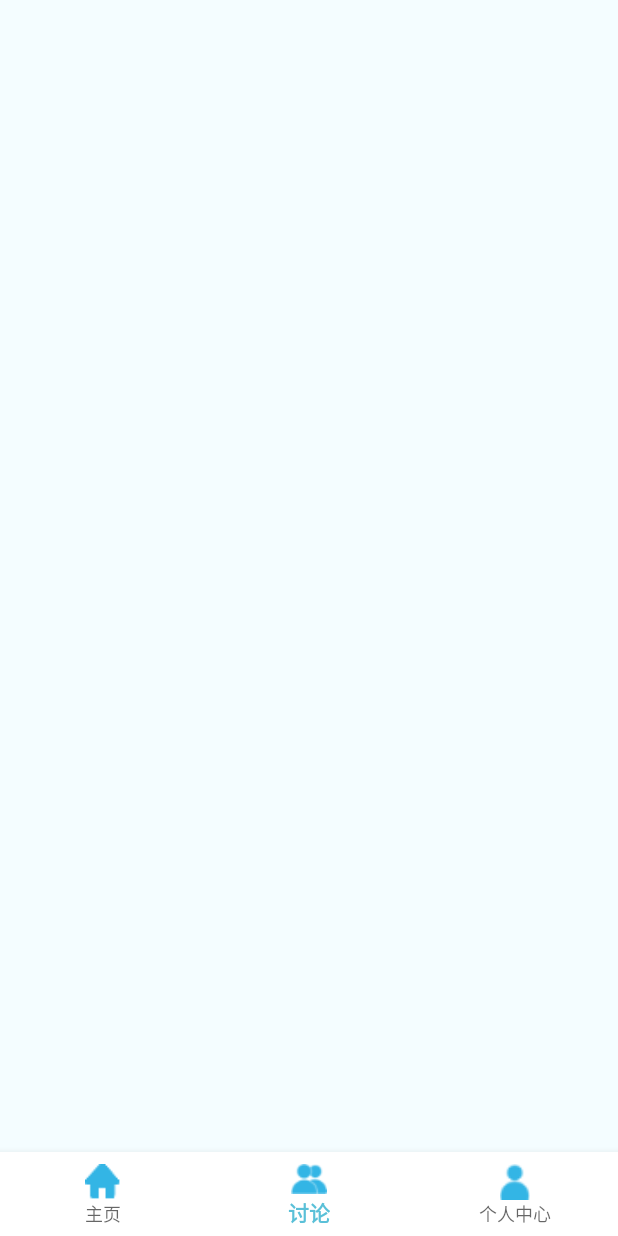
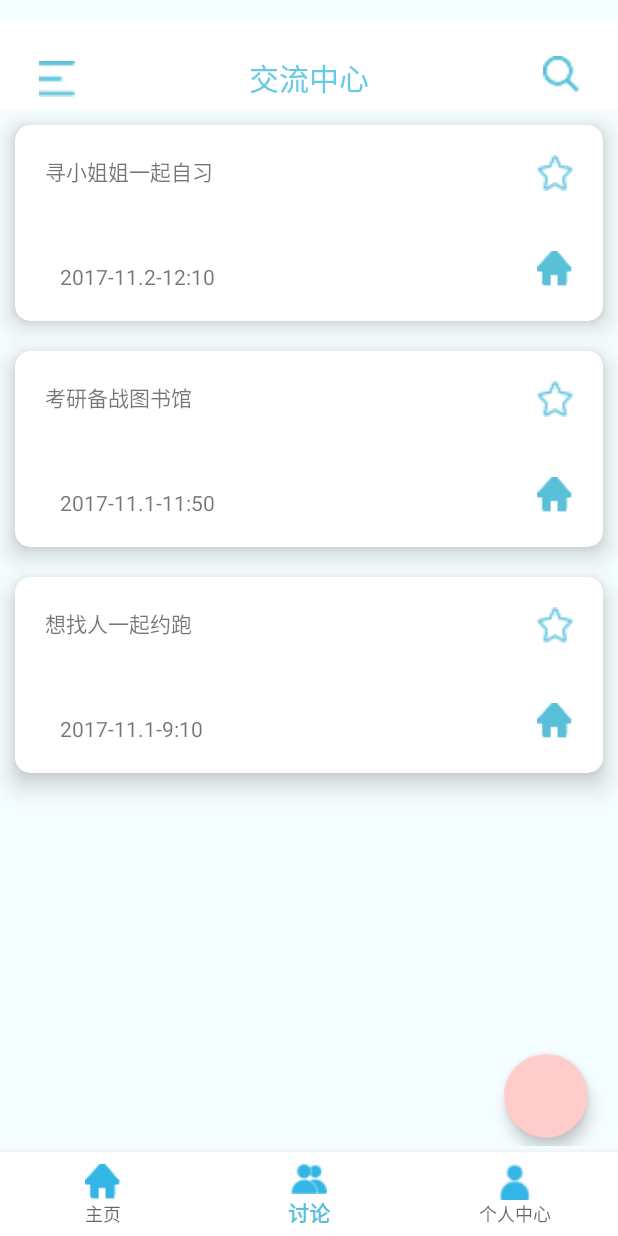
Before and after one commit to Liujiaohan/FriendlyTeacher, an Android app: the HomePageActivity screen opened directly, with no data from a screen before it, item 2 of the bottom bar chosen, on a phone screen of 412 x 824 dp. Run offline under Robolectric (Android 15) with nearby library versions, the phone set to English and light mode, and no system bars; our stand-ins replace RxJava; network calls fail.

Commit message:
商业造假

```diff
--- a/app/src/main/AndroidManifest.xml
+++ b/app/src/main/AndroidManifest.xml
@@ -9,7 +9,7 @@
     <application
         android:name=".base.MyApplication"
         android:allowBackup="true"
-        android:icon="@mipmap/ic_launcher"
+        android:icon="@mipmap/icon"
         android:label="@string/app_name"
         android:roundIcon="@mipmap/ic_launcher_round"
         android:supportsRtl="true"
--- a/app/src/main/java/com/leedopoem/ljh/friendlyteacher/data/entity/LeaveWord.java
+++ b/app/src/main/java/com/leedopoem/ljh/friendlyteacher/data/entity/LeaveWord.java
@@ -23,4 +23,9 @@ public class LeaveWord {
     public void setData(String data) {
         this.data = data;
     }
+
+    public LeaveWord(String content, String data) {
+        this.content = content;
+        this.data = data;
+    }
 }
--- a/app/src/main/java/com/leedopoem/ljh/friendlyteacher/newmessage/homepage/fragment/communicate/CommunicateFragment.java
+++ b/app/src/main/java/com/leedopoem/ljh/friendlyteacher/newmessage/homepage/fragment/communicate/CommunicateFragment.java
@@ -1,5 +1,6 @@
 package com.leedopoem.ljh.friendlyteacher.newmessage.homepage.fragment.communicate;
 
+import android.content.Intent;
 import android.os.Bundle;
 import android.support.annotation.Nullable;
 import android.support.design.widget.FloatingActionButton;
@@ -16,6 +17,7 @@ import android.widget.TextView;
 import com.leedopoem.ljh.friendlyteacher.R;
 import com.leedopoem.ljh.friendlyteacher.base.MyApplication;
 import com.leedopoem.ljh.friendlyteacher.data.entity.LeaveWord;
+import com.leedopoem.ljh.friendlyteacher.newmessage.NewMessageActivity;
 import com.leedopoem.ljh.friendlyteacher.newmessage.homepage.adapter.LeaveWordsAdapter;
 
 import java.util.ArrayList;
@@ -50,6 +52,14 @@ public class CommunicateFragment extends Fragment implements CommunicateContract
         mLeaveWordsRecycler=root.findViewById(R.id.communicate_list);
         swipeRefreshLayout=root.findViewById(R.id.communicate_swipRefresh);
         mFab=root.findViewById(R.id.fab_communicate);
+        LeaveWord leaveWord = new LeaveWord("寻小姐姐一起自习", "2017-11.2-12:10");
+        LeaveWord leaveWord2 = new LeaveWord("考研备战图书馆", "2017-11.1-11:50");
+        LeaveWord leaveWord3 = new LeaveWord("想找人一起约跑", "2017-11.1-9:10");
+        ArrayList<LeaveWord> list = new ArrayList<LeaveWord>();
+        list.add(leaveWord);
+        list.add(leaveWord2);
+        list.add(leaveWord3);
+
         mAdapter=new LeaveWordsAdapter(new ArrayList<LeaveWord>(),
                 new LeaveWordsAdapter.OnItemClickListener() {
                     @Override
@@ -67,25 +77,29 @@ public class CommunicateFragment extends Fragment implements CommunicateContract
             @Override
             public void onClick(View view) {
                 mPresenter.addLeaveWords();
+                Intent intent = new Intent(MyApplication.getContext(), NewMessageActivity.class);
+                MyApplication.getContext().startActivity(intent);
             }
         });
 
        //recyclerView设置adapter
         mLeaveWordsRecycler.setLayoutManager(new LinearLayoutManager(MyApplication.INSTANCE));
+        mAdapter.setData(list);
         mLeaveWordsRecycler.setAdapter(mAdapter);
 //
+
         //下拉刷新
         swipeRefreshLayout.setOnRefreshListener(new SwipeRefreshLayout.OnRefreshListener() {
             @Override
             public void onRefresh() {
                 if (!isRefresh){
-                    mPresenter.loadLeaveWords();
+                    swipeRefreshLayout.setRefreshing(false);
                 }
             }
         });
         titleTV= (TextView) root.findViewById(R.id.title);
         titleTV.setText("交流中心");
-        return super.onCreateView(inflater, container, savedInstanceState);
+        return root;
     }
 
     @Override
--- a/app/src/main/res/layout/activity_login.xml
+++ b/app/src/main/res/layout/activity_login.xml
@@ -89,11 +89,11 @@
         android:layout_marginRight="70dp"
         android:layout_marginTop="-256dp"
         android:background="@drawable/login_button"
-        android:text="Button"
+        android:text="登录"
+        app:layout_constraintHorizontal_bias="1.0"
         app:layout_constraintLeft_toLeftOf="parent"
         app:layout_constraintRight_toRightOf="parent"
-        app:layout_constraintTop_toBottomOf="@+id/login_text_zhuce"
-        app:layout_constraintHorizontal_bias="1.0" />
+        app:layout_constraintTop_toBottomOf="@+id/login_text_zhuce" />
 
     <TextView
         android:id="@+id/login_text_findpassword"
--- a/app/src/main/res/layout/item_leaveword.xml
+++ b/app/src/main/res/layout/item_leaveword.xml
@@ -1,19 +1,15 @@
 <?xml version="1.0" encoding="utf-8"?>
-<RelativeLayout
-    xmlns:android="http://schemas.android.com/apk/res/android"
-    xmlns:app="http://schemas.android.com/apk/res-auto"
-    xmlns:tools="http://schemas.android.com/tools"
-    android:orientation="vertical"
-    android:padding="10dp"
-    android:layout_width="match_parent"
-    android:layout_height="wrap_content">
     <android.support.v7.widget.CardView
+        xmlns:android="http://schemas.android.com/apk/res/android"
+        xmlns:app="http://schemas.android.com/apk/res-auto"
+        xmlns:tools="http://schemas.android.com/tools"
         android:id="@+id/card_view"
         android:layout_width="match_parent"
         android:layout_height="wrap_content"
+        android:layout_margin="10dp"
         android:clickable="true"
         android:foreground="?attr/selectableItemBackground"
-        app:cardCornerRadius="8dp"
+        app:cardCornerRadius="10dp"
         app:cardElevation="10dp"
         android:layout_alignParentTop="true"
         android:layout_alignParentLeft="true"
@@ -40,6 +36,9 @@
                 android:layout_alignParentEnd="true" />
 
             <TextView
+                android:layout_marginTop="20dp"
+                android:layout_marginBottom="10dp"
+                android:layout_marginLeft="20dp"
                 android:layout_below="@id/tv_lw_content"
                 android:id="@+id/tv_leave_word_data"
                 android:layout_width="wrap_content"
@@ -47,10 +46,11 @@
                 android:padding="10dp"
                 tools:text="2017-11-11"/>
             <Button
+
                 android:id="@+id/btn_lw_communicate"
                 android:layout_below="@+id/btn_lw_star"
                 android:layout_marginRight="20dp"
-                android:layout_marginTop="20dp"
+                android:layout_marginTop="40dp"
                 android:layout_alignParentRight="true"
                 android:layout_width="24dp"
                 android:layout_height="24dp"
@@ -59,4 +59,3 @@
         </RelativeLayout>
 
     </android.support.v7.widget.CardView>
-</RelativeLayout>
--- a/app/src/main/res/values/strings.xml
+++ b/app/src/main/res/values/strings.xml
@@ -1,5 +1,5 @@
 <resources>
-    <string name="app_name">FriendlyTeacher</string>
+    <string name="app_name">友课</string>
     <string name="hello_blank_fragment">Hello blank fragment</string>
     <string name="class_time">开课时间</string>
     <string name="class_place">开课地点</string>
@@ -18,5 +18,4 @@
     <string name="title_dashboard">Dashboard</string>
     <string name="title_notifications">Notifications</string>
     <string name="detail_message_title">他的资料</string>
-
 </resources>
```
Also changed, not shown: app/src/main/res/mipmap-xhdpi/icon.jpg (added).
